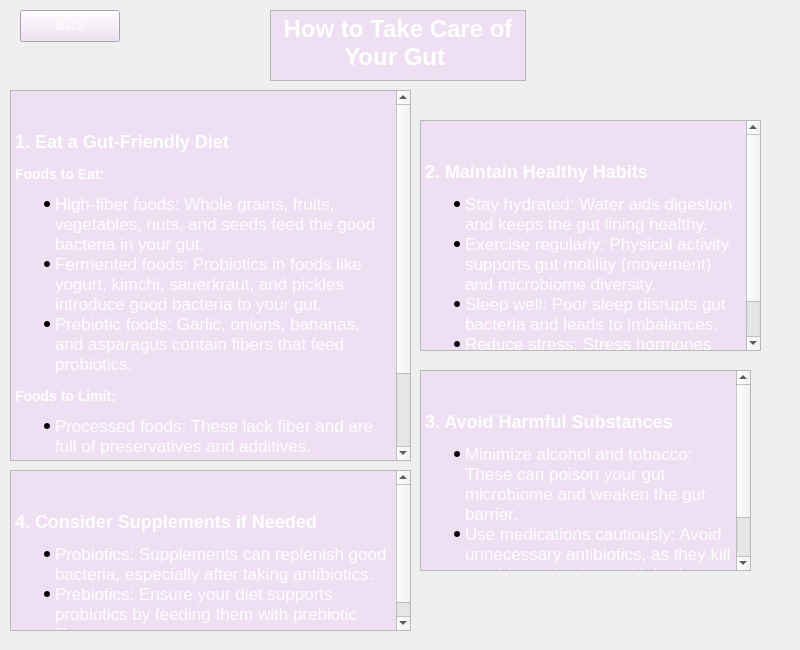
First picture: the form in A8EduApp/howtostayhealthywidget.ui, repository University-of-Utah-CS3505/a9-edu-app-f24-00Calvin00, before the edit.
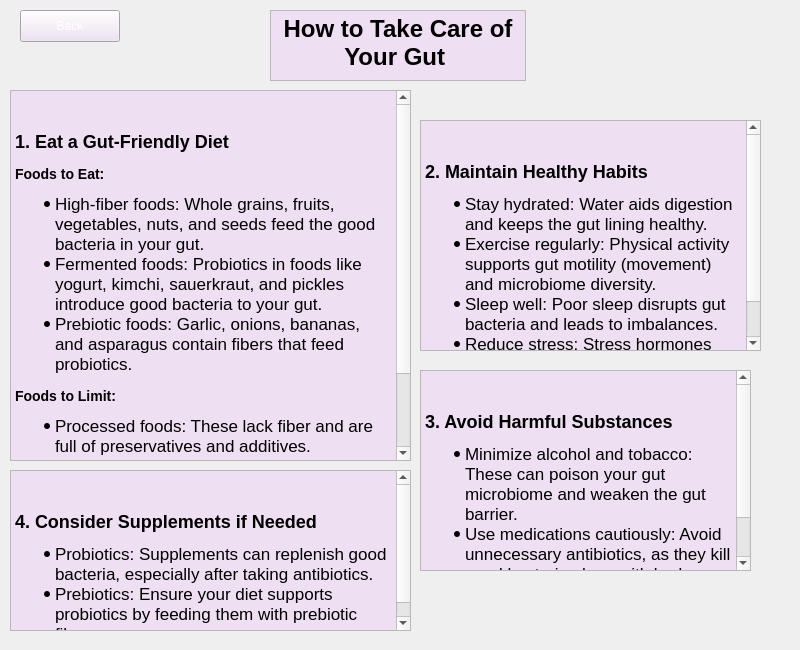
Second picture: the form after the edit.

Commit message: Changed font to black in teaching

The edit to the form file:
```diff
--- a/A8EduApp/howtostayhealthywidget.ui
+++ b/A8EduApp/howtostayhealthywidget.ui
@@ -46,8 +46,8 @@
 hr { height: 1px; border-width: 0; }
 li.unchecked::marker { content: &quot;\2610&quot;; }
 li.checked::marker { content: &quot;\2612&quot;; }
-&lt;/style&gt;&lt;/head&gt;&lt;body style=&quot; font-family:'.AppleSystemUIFont'; font-size:13pt; font-weight:400; font-style:normal;&quot; bgcolor=&quot;#eedff2&quot;&gt;
-&lt;h1 align=&quot;center&quot; style=&quot; margin-top:40px; margin-bottom:30px; margin-left:0px; margin-right:0px; -qt-block-indent:0; text-indent:0px;&quot;&gt;&lt;span style=&quot; font-family:'Times New Roman','Times','serif'; font-size:xx-large; font-weight:700; color:#ffffff;&quot;&gt;How to Take Care of Your Gut&lt;/span&gt;&lt;span style=&quot; font-size:xx-large; font-weight:700;&quot;&gt; &lt;/span&gt;&lt;/h1&gt;&lt;/body&gt;&lt;/html&gt;</string>
+&lt;/style&gt;&lt;/head&gt;&lt;body style=&quot; font-family:'Segoe UI'; font-size:9pt; font-weight:400; font-style:normal;&quot; bgcolor=&quot;#eedff2&quot;&gt;
+&lt;h1 align=&quot;center&quot; style=&quot; margin-top:40px; margin-bottom:30px; margin-left:0px; margin-right:0px; -qt-block-indent:0; text-indent:0px;&quot;&gt;&lt;span style=&quot; font-family:'Times New Roman','Times','serif'; font-size:13pt; font-weight:700; color:#000000;&quot;&gt;How to Take Care of Your Gut&lt;/span&gt;&lt;span style=&quot; font-family:'.AppleSystemUIFont'; font-size:13pt; font-weight:700;&quot;&gt; &lt;/span&gt;&lt;/h1&gt;&lt;/body&gt;&lt;/html&gt;</string>
    </property>
   </widget>
   <widget class="QTextBrowser" name="textBrowser_2">
@@ -66,19 +66,19 @@
 hr { height: 1px; border-width: 0; }
 li.unchecked::marker { content: &quot;\2610&quot;; }
 li.checked::marker { content: &quot;\2612&quot;; }
-&lt;/style&gt;&lt;/head&gt;&lt;body style=&quot; font-family:'.AppleSystemUIFont'; font-size:13pt; font-weight:400; font-style:normal;&quot; bgcolor=&quot;#eedff2&quot;&gt;
-&lt;p style=&quot; margin-top:0px; margin-bottom:0px; margin-left:0px; margin-right:0px; -qt-block-indent:0; text-indent:0px;&quot;&gt;&lt;span style=&quot; font-family:'Times New Roman','Times','serif'; color:#ffffff;&quot;&gt;    &lt;/span&gt;&lt;/p&gt;
-&lt;h2 style=&quot; margin-top:16px; margin-bottom:12px; margin-left:0px; margin-right:0px; -qt-block-indent:0; text-indent:0px;&quot;&gt;&lt;span style=&quot; font-family:'Times New Roman','Times','serif'; font-size:x-large; font-weight:700; color:#ffffff;&quot;&gt;1. Eat a Gut-Friendly Diet    &lt;/span&gt;&lt;/h2&gt;
-&lt;h3 style=&quot; margin-top:14px; margin-bottom:12px; margin-left:0px; margin-right:0px; -qt-block-indent:0; text-indent:0px;&quot;&gt;&lt;span style=&quot; font-family:'Times New Roman','Times','serif'; font-size:large; font-weight:700; color:#ffffff;&quot;&gt;Foods to Eat:    &lt;/span&gt;&lt;/h3&gt;
+&lt;/style&gt;&lt;/head&gt;&lt;body style=&quot; font-family:'Segoe UI'; font-size:9pt; font-weight:400; font-style:normal;&quot; bgcolor=&quot;#eedff2&quot;&gt;
+&lt;p style=&quot; margin-top:0px; margin-bottom:0px; margin-left:0px; margin-right:0px; -qt-block-indent:0; text-indent:0px;&quot;&gt;&lt;span style=&quot; font-family:'Times New Roman','Times','serif'; font-size:13pt; color:#000000;&quot;&gt;    &lt;/span&gt;&lt;/p&gt;
+&lt;h2 style=&quot; margin-top:16px; margin-bottom:12px; margin-left:0px; margin-right:0px; -qt-block-indent:0; text-indent:0px;&quot;&gt;&lt;span style=&quot; font-family:'Times New Roman','Times','serif'; font-size:13pt; font-weight:700; color:#000000;&quot;&gt;1. Eat a Gut-Friendly Diet    &lt;/span&gt;&lt;/h2&gt;
+&lt;h3 style=&quot; margin-top:14px; margin-bottom:12px; margin-left:0px; margin-right:0px; -qt-block-indent:0; text-indent:0px;&quot;&gt;&lt;span style=&quot; font-family:'Times New Roman','Times','serif'; font-size:13pt; font-weight:700; color:#000000;&quot;&gt;Foods to Eat:    &lt;/span&gt;&lt;/h3&gt;
 &lt;ul style=&quot;margin-top: 0px; margin-bottom: 0px; margin-left: 0px; margin-right: 0px; -qt-list-indent: 1;&quot;&gt;
-&lt;li style=&quot; font-family:'Times New Roman','Times','serif'; color:#ffffff;&quot; style=&quot; margin-top:12px; margin-bottom:0px; margin-left:0px; margin-right:0px; -qt-block-indent:0; text-indent:0px;&quot;&gt;High-fiber foods: Whole grains, fruits, vegetables, nuts, and seeds feed the good bacteria in your gut.        &lt;/li&gt;
-&lt;li style=&quot; font-family:'Times New Roman','Times','serif'; color:#ffffff;&quot; style=&quot; margin-top:0px; margin-bottom:0px; margin-left:0px; margin-right:0px; -qt-block-indent:0; text-indent:0px;&quot;&gt;Fermented foods: Probiotics in foods like yogurt, kimchi, sauerkraut, and pickles introduce good bacteria to your gut.        &lt;/li&gt;
-&lt;li style=&quot; font-family:'Times New Roman','Times','serif'; color:#ffffff;&quot; style=&quot; margin-top:0px; margin-bottom:12px; margin-left:0px; margin-right:0px; -qt-block-indent:0; text-indent:0px;&quot;&gt;Prebiotic foods: Garlic, onions, bananas, and asparagus contain fibers that feed probiotics.        &lt;/li&gt;&lt;/ul&gt;
-&lt;h3 style=&quot; margin-top:14px; margin-bottom:12px; margin-left:0px; margin-right:0px; -qt-block-indent:0; text-indent:0px;&quot;&gt;&lt;span style=&quot; font-family:'Times New Roman','Times','serif'; font-size:large; font-weight:700; color:#ffffff;&quot;&gt;Foods to Limit:    &lt;/span&gt;&lt;/h3&gt;
+&lt;li style=&quot; font-family:'Times New Roman','Times','serif'; font-size:13pt; color:#000000;&quot; style=&quot; margin-top:12px; margin-bottom:0px; margin-left:0px; margin-right:0px; -qt-block-indent:0; text-indent:0px;&quot;&gt;High-fiber foods: Whole grains, fruits, vegetables, nuts, and seeds feed the good bacteria in your gut.        &lt;/li&gt;
+&lt;li style=&quot; font-family:'Times New Roman','Times','serif'; font-size:13pt; color:#000000;&quot; style=&quot; margin-top:0px; margin-bottom:0px; margin-left:0px; margin-right:0px; -qt-block-indent:0; text-indent:0px;&quot;&gt;Fermented foods: Probiotics in foods like yogurt, kimchi, sauerkraut, and pickles introduce good bacteria to your gut.        &lt;/li&gt;
+&lt;li style=&quot; font-family:'Times New Roman','Times','serif'; font-size:13pt; color:#000000;&quot; style=&quot; margin-top:0px; margin-bottom:12px; margin-left:0px; margin-right:0px; -qt-block-indent:0; text-indent:0px;&quot;&gt;Prebiotic foods: Garlic, onions, bananas, and asparagus contain fibers that feed probiotics.        &lt;/li&gt;&lt;/ul&gt;
+&lt;h3 style=&quot; margin-top:14px; margin-bottom:12px; margin-left:0px; margin-right:0px; -qt-block-indent:0; text-indent:0px;&quot;&gt;&lt;span style=&quot; font-family:'Times New Roman','Times','serif'; font-size:13pt; font-weight:700; color:#000000;&quot;&gt;Foods to Limit:    &lt;/span&gt;&lt;/h3&gt;
 &lt;ul style=&quot;margin-top: 0px; margin-bottom: 0px; margin-left: 0px; margin-right: 0px; -qt-list-indent: 1;&quot;&gt;
-&lt;li style=&quot; font-family:'Times New Roman','Times','serif'; color:#ffffff;&quot; style=&quot; margin-top:12px; margin-bottom:0px; margin-left:0px; margin-right:0px; -qt-block-indent:0; text-indent:0px;&quot;&gt;Processed foods: These lack fiber and are full of preservatives and additives.        &lt;/li&gt;
-&lt;li style=&quot; font-family:'Times New Roman','Times','serif'; color:#ffffff;&quot; style=&quot; margin-top:0px; margin-bottom:0px; margin-left:0px; margin-right:0px; -qt-block-indent:0; text-indent:0px;&quot;&gt;Foods high in sugar and saturated fats: These encourage harmful bacteria to grow.        &lt;/li&gt;
-&lt;li style=&quot; font-family:'Times New Roman','Times','serif'; color:#ffffff;&quot; style=&quot; margin-top:0px; margin-bottom:12px; margin-left:0px; margin-right:0px; -qt-block-indent:0; text-indent:0px;&quot;&gt;Red meat and egg yolks (in excess): Some bacteria turn these into TMAO, a harmful chemical.    &lt;/li&gt;&lt;/ul&gt;&lt;/body&gt;&lt;/html&gt;</string>
+&lt;li style=&quot; font-family:'Times New Roman','Times','serif'; font-size:13pt; color:#000000;&quot; style=&quot; margin-top:12px; margin-bottom:0px; margin-left:0px; margin-right:0px; -qt-block-indent:0; text-indent:0px;&quot;&gt;Processed foods: These lack fiber and are full of preservatives and additives.        &lt;/li&gt;
+&lt;li style=&quot; font-family:'Times New Roman','Times','serif'; font-size:13pt; color:#000000;&quot; style=&quot; margin-top:0px; margin-bottom:0px; margin-left:0px; margin-right:0px; -qt-block-indent:0; text-indent:0px;&quot;&gt;Foods high in sugar and saturated fats: These encourage harmful bacteria to grow.        &lt;/li&gt;
+&lt;li style=&quot; font-family:'Times New Roman','Times','serif'; font-size:13pt; color:#000000;&quot; style=&quot; margin-top:0px; margin-bottom:12px; margin-left:0px; margin-right:0px; -qt-block-indent:0; text-indent:0px;&quot;&gt;Red meat and egg yolks (in excess): Some bacteria turn these into TMAO, a harmful chemical.    &lt;/li&gt;&lt;/ul&gt;&lt;/body&gt;&lt;/html&gt;</string>
    </property>
   </widget>
   <widget class="QTextBrowser" name="textBrowser_3">
@@ -97,14 +97,14 @@
 hr { height: 1px; border-width: 0; }
 li.unchecked::marker { content: &quot;\2610&quot;; }
 li.checked::marker { content: &quot;\2612&quot;; }
-&lt;/style&gt;&lt;/head&gt;&lt;body style=&quot; font-family:'.AppleSystemUIFont'; font-size:13pt; font-weight:400; font-style:normal;&quot; bgcolor=&quot;#eedff2&quot;&gt;
-&lt;p style=&quot; margin-top:0px; margin-bottom:0px; margin-left:0px; margin-right:0px; -qt-block-indent:0; text-indent:0px;&quot;&gt;&lt;span style=&quot; font-family:'Times New Roman','Times','serif'; color:#ffffff;&quot;&gt;    &lt;/span&gt;&lt;/p&gt;
-&lt;h2 style=&quot; margin-top:16px; margin-bottom:12px; margin-left:0px; margin-right:0px; -qt-block-indent:0; text-indent:0px;&quot;&gt;&lt;span style=&quot; font-family:'Times New Roman','Times','serif'; font-size:x-large; font-weight:700; color:#ffffff;&quot;&gt;2. Maintain Healthy Habits    &lt;/span&gt;&lt;/h2&gt;
+&lt;/style&gt;&lt;/head&gt;&lt;body style=&quot; font-family:'Segoe UI'; font-size:9pt; font-weight:400; font-style:normal;&quot; bgcolor=&quot;#eedff2&quot;&gt;
+&lt;p style=&quot; margin-top:0px; margin-bottom:0px; margin-left:0px; margin-right:0px; -qt-block-indent:0; text-indent:0px;&quot;&gt;&lt;span style=&quot; font-family:'Times New Roman','Times','serif'; font-size:13pt; color:#ffffff;&quot;&gt;    &lt;/span&gt;&lt;/p&gt;
+&lt;h2 style=&quot; margin-top:16px; margin-bottom:12px; margin-left:0px; margin-right:0px; -qt-block-indent:0; text-indent:0px;&quot;&gt;&lt;span style=&quot; font-family:'Times New Roman','Times','serif'; font-size:13pt; font-weight:700; color:#000000;&quot;&gt;2. Maintain Healthy Habits    &lt;/span&gt;&lt;/h2&gt;
 &lt;ul style=&quot;margin-top: 0px; margin-bottom: 0px; margin-left: 0px; margin-right: 0px; -qt-list-indent: 1;&quot;&gt;
-&lt;li style=&quot; font-family:'Times New Roman','Times','serif'; color:#ffffff;&quot; style=&quot; margin-top:12px; margin-bottom:0px; margin-left:0px; margin-right:0px; -qt-block-indent:0; text-indent:0px;&quot;&gt;Stay hydrated: Water aids digestion and keeps the gut lining healthy.        &lt;/li&gt;
-&lt;li style=&quot; font-family:'Times New Roman','Times','serif'; color:#ffffff;&quot; style=&quot; margin-top:0px; margin-bottom:0px; margin-left:0px; margin-right:0px; -qt-block-indent:0; text-indent:0px;&quot;&gt;Exercise regularly: Physical activity supports gut motility (movement) and microbiome diversity.        &lt;/li&gt;
-&lt;li style=&quot; font-family:'Times New Roman','Times','serif'; color:#ffffff;&quot; style=&quot; margin-top:0px; margin-bottom:0px; margin-left:0px; margin-right:0px; -qt-block-indent:0; text-indent:0px;&quot;&gt;Sleep well: Poor sleep disrupts gut bacteria and leads to imbalances.        &lt;/li&gt;
-&lt;li style=&quot; font-family:'Times New Roman','Times','serif'; color:#ffffff;&quot; style=&quot; margin-top:0px; margin-bottom:12px; margin-left:0px; margin-right:0px; -qt-block-indent:0; text-indent:0px;&quot;&gt;Reduce stress: Stress hormones can harm your gut lining and change your microbiome.    &lt;/li&gt;&lt;/ul&gt;&lt;/body&gt;&lt;/html&gt;</string>
+&lt;li style=&quot; font-family:'Times New Roman','Times','serif'; font-size:13pt; color:#000000;&quot; style=&quot; margin-top:12px; margin-bottom:0px; margin-left:0px; margin-right:0px; -qt-block-indent:0; text-indent:0px;&quot;&gt;Stay hydrated: Water aids digestion and keeps the gut lining healthy.        &lt;/li&gt;
+&lt;li style=&quot; font-family:'Times New Roman','Times','serif'; font-size:13pt; color:#000000;&quot; style=&quot; margin-top:0px; margin-bottom:0px; margin-left:0px; margin-right:0px; -qt-block-indent:0; text-indent:0px;&quot;&gt;Exercise regularly: Physical activity supports gut motility (movement) and microbiome diversity.        &lt;/li&gt;
+&lt;li style=&quot; font-family:'Times New Roman','Times','serif'; font-size:13pt; color:#000000;&quot; style=&quot; margin-top:0px; margin-bottom:0px; margin-left:0px; margin-right:0px; -qt-block-indent:0; text-indent:0px;&quot;&gt;Sleep well: Poor sleep disrupts gut bacteria and leads to imbalances.        &lt;/li&gt;
+&lt;li style=&quot; font-family:'Times New Roman','Times','serif'; font-size:13pt; color:#000000;&quot; style=&quot; margin-top:0px; margin-bottom:12px; margin-left:0px; margin-right:0px; -qt-block-indent:0; text-indent:0px;&quot;&gt;Reduce stress: Stress hormones can harm your gut lining and change your microbiome.    &lt;/li&gt;&lt;/ul&gt;&lt;/body&gt;&lt;/html&gt;</string>
    </property>
   </widget>
   <widget class="QTextBrowser" name="textBrowser_4">
@@ -123,12 +123,12 @@
 hr { height: 1px; border-width: 0; }
 li.unchecked::marker { content: &quot;\2610&quot;; }
 li.checked::marker { content: &quot;\2612&quot;; }
-&lt;/style&gt;&lt;/head&gt;&lt;body style=&quot; font-family:'.AppleSystemUIFont'; font-size:13pt; font-weight:400; font-style:normal;&quot; bgcolor=&quot;#eedff2&quot;&gt;
-&lt;p style=&quot; margin-top:0px; margin-bottom:0px; margin-left:0px; margin-right:0px; -qt-block-indent:0; text-indent:0px;&quot;&gt;&lt;span style=&quot; font-family:'Times New Roman','Times','serif'; color:#ffffff;&quot;&gt;    &lt;/span&gt;&lt;/p&gt;
-&lt;h2 style=&quot; margin-top:16px; margin-bottom:12px; margin-left:0px; margin-right:0px; -qt-block-indent:0; text-indent:0px;&quot;&gt;&lt;span style=&quot; font-family:'Times New Roman','Times','serif'; font-size:x-large; font-weight:700; color:#ffffff;&quot;&gt;3. Avoid Harmful Substances    &lt;/span&gt;&lt;/h2&gt;
+&lt;/style&gt;&lt;/head&gt;&lt;body style=&quot; font-family:'Segoe UI'; font-size:9pt; font-weight:400; font-style:normal;&quot; bgcolor=&quot;#eedff2&quot;&gt;
+&lt;p style=&quot; margin-top:0px; margin-bottom:0px; margin-left:0px; margin-right:0px; -qt-block-indent:0; text-indent:0px;&quot;&gt;&lt;span style=&quot; font-family:'Times New Roman','Times','serif'; font-size:13pt; color:#000000;&quot;&gt;    &lt;/span&gt;&lt;/p&gt;
+&lt;h2 style=&quot; margin-top:16px; margin-bottom:12px; margin-left:0px; margin-right:0px; -qt-block-indent:0; text-indent:0px;&quot;&gt;&lt;span style=&quot; font-family:'Times New Roman','Times','serif'; font-size:13pt; font-weight:700; color:#000000;&quot;&gt;3. Avoid Harmful Substances    &lt;/span&gt;&lt;/h2&gt;
 &lt;ul style=&quot;margin-top: 0px; margin-bottom: 0px; margin-left: 0px; margin-right: 0px; -qt-list-indent: 1;&quot;&gt;
-&lt;li style=&quot; font-family:'Times New Roman','Times','serif'; color:#ffffff;&quot; style=&quot; margin-top:12px; margin-bottom:0px; margin-left:0px; margin-right:0px; -qt-block-indent:0; text-indent:0px;&quot;&gt;Minimize alcohol and tobacco: These can poison your gut microbiome and weaken the gut barrier.        &lt;/li&gt;
-&lt;li style=&quot; font-family:'Times New Roman','Times','serif'; color:#ffffff;&quot; style=&quot; margin-top:0px; margin-bottom:12px; margin-left:0px; margin-right:0px; -qt-block-indent:0; text-indent:0px;&quot;&gt;Use medications cautiously: Avoid unnecessary antibiotics, as they kill good bacteria along with bad ones. Acid blockers and NSAIDs can also disrupt gut health.    &lt;/li&gt;&lt;/ul&gt;&lt;/body&gt;&lt;/html&gt;</string>
+&lt;li style=&quot; font-family:'Times New Roman','Times','serif'; font-size:13pt; color:#000000;&quot; style=&quot; margin-top:12px; margin-bottom:0px; margin-left:0px; margin-right:0px; -qt-block-indent:0; text-indent:0px;&quot;&gt;Minimize alcohol and tobacco: These can poison your gut microbiome and weaken the gut barrier.        &lt;/li&gt;
+&lt;li style=&quot; font-family:'Times New Roman','Times','serif'; font-size:13pt; color:#000000;&quot; style=&quot; margin-top:0px; margin-bottom:12px; margin-left:0px; margin-right:0px; -qt-block-indent:0; text-indent:0px;&quot;&gt;Use medications cautiously: Avoid unnecessary antibiotics, as they kill good bacteria along with bad ones. Acid blockers and NSAIDs can also disrupt gut health.    &lt;/li&gt;&lt;/ul&gt;&lt;/body&gt;&lt;/html&gt;</string>
    </property>
   </widget>
   <widget class="QTextBrowser" name="textBrowser_5">
@@ -147,12 +147,12 @@
 hr { height: 1px; border-width: 0; }
 li.unchecked::marker { content: &quot;\2610&quot;; }
 li.checked::marker { content: &quot;\2612&quot;; }
-&lt;/style&gt;&lt;/head&gt;&lt;body style=&quot; font-family:'.AppleSystemUIFont'; font-size:13pt; font-weight:400; font-style:normal;&quot; bgcolor=&quot;#eedff2&quot;&gt;
-&lt;p style=&quot; margin-top:0px; margin-bottom:0px; margin-left:0px; margin-right:0px; -qt-block-indent:0; text-indent:0px;&quot;&gt;&lt;span style=&quot; font-family:'Times New Roman','Times','serif'; color:#ffffff;&quot;&gt;    &lt;/span&gt;&lt;/p&gt;
-&lt;h2 style=&quot; margin-top:16px; margin-bottom:12px; margin-left:0px; margin-right:0px; -qt-block-indent:0; text-indent:0px;&quot;&gt;&lt;span style=&quot; font-family:'Times New Roman','Times','serif'; font-size:x-large; font-weight:700; color:#ffffff;&quot;&gt;4. Consider Supplements if Needed    &lt;/span&gt;&lt;/h2&gt;
+&lt;/style&gt;&lt;/head&gt;&lt;body style=&quot; font-family:'Segoe UI'; font-size:9pt; font-weight:400; font-style:normal;&quot; bgcolor=&quot;#eedff2&quot;&gt;
+&lt;p style=&quot; margin-top:0px; margin-bottom:0px; margin-left:0px; margin-right:0px; -qt-block-indent:0; text-indent:0px;&quot;&gt;&lt;span style=&quot; font-family:'Times New Roman','Times','serif'; font-size:13pt; color:#ffffff;&quot;&gt;    &lt;/span&gt;&lt;/p&gt;
+&lt;h2 style=&quot; margin-top:16px; margin-bottom:12px; margin-left:0px; margin-right:0px; -qt-block-indent:0; text-indent:0px;&quot;&gt;&lt;span style=&quot; font-family:'Times New Roman','Times','serif'; font-size:13pt; font-weight:700; color:#000000;&quot;&gt;4. Consider Supplements if Needed    &lt;/span&gt;&lt;/h2&gt;
 &lt;ul style=&quot;margin-top: 0px; margin-bottom: 0px; margin-left: 0px; margin-right: 0px; -qt-list-indent: 1;&quot;&gt;
-&lt;li style=&quot; font-family:'Times New Roman','Times','serif'; color:#ffffff;&quot; style=&quot; margin-top:12px; margin-bottom:0px; margin-left:0px; margin-right:0px; -qt-block-indent:0; text-indent:0px;&quot;&gt;Probiotics: Supplements can replenish good bacteria, especially after taking antibiotics.        &lt;/li&gt;
-&lt;li style=&quot; font-family:'Times New Roman','Times','serif'; color:#ffffff;&quot; style=&quot; margin-top:0px; margin-bottom:12px; margin-left:0px; margin-right:0px; -qt-block-indent:0; text-indent:0px;&quot;&gt;Prebiotics: Ensure your diet supports probiotics by feeding them with prebiotic fibers.    &lt;/li&gt;&lt;/ul&gt;&lt;/body&gt;&lt;/html&gt;</string>
+&lt;li style=&quot; font-family:'Times New Roman','Times','serif'; font-size:13pt; color:#000000;&quot; style=&quot; margin-top:12px; margin-bottom:0px; margin-left:0px; margin-right:0px; -qt-block-indent:0; text-indent:0px;&quot;&gt;Probiotics: Supplements can replenish good bacteria, especially after taking antibiotics.        &lt;/li&gt;
+&lt;li style=&quot; font-family:'Times New Roman','Times','serif'; font-size:13pt; color:#000000;&quot; style=&quot; margin-top:0px; margin-bottom:12px; margin-left:0px; margin-right:0px; -qt-block-indent:0; text-indent:0px;&quot;&gt;Prebiotics: Ensure your diet supports probiotics by feeding them with prebiotic fibers.    &lt;/li&gt;&lt;/ul&gt;&lt;/body&gt;&lt;/html&gt;</string>
    </property>
   </widget>
  </widget>
```
The commit also changes 2 other files.
